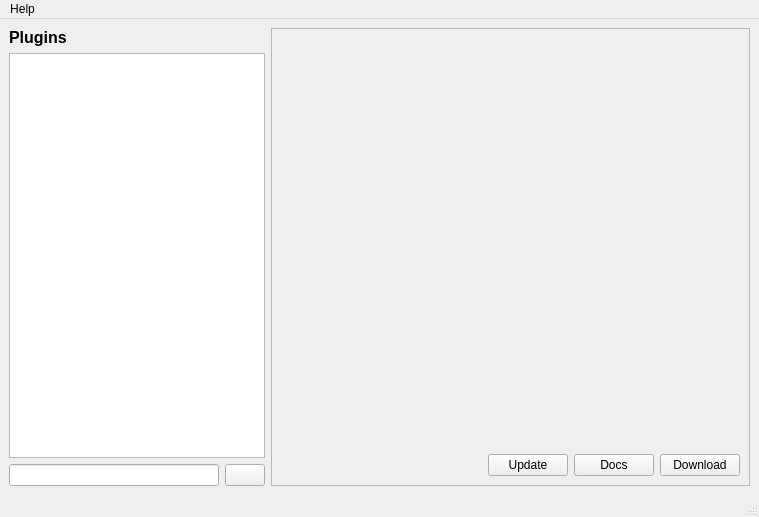
First picture: the form in flika/app/plugin_manager.ui, repository flika-org/flika, before the edit.
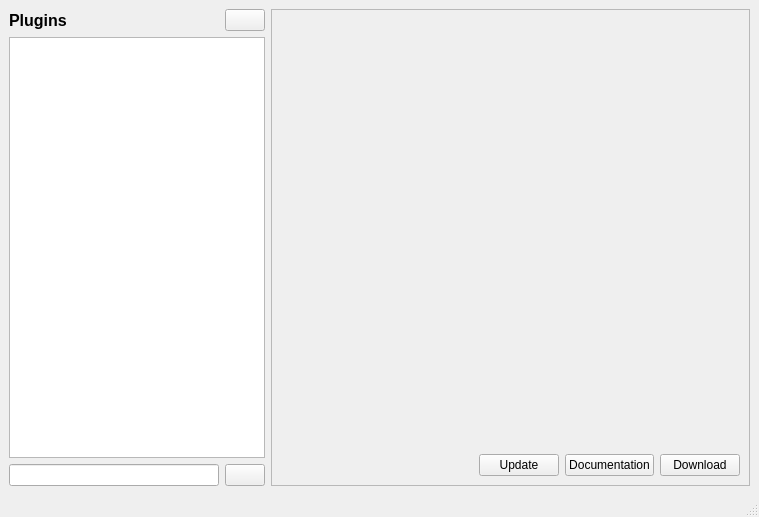
Second picture: the form after the edit. Icons and pictures are not drawn.

Patch:
```diff
--- a/flika/app/plugin_manager.ui
+++ b/flika/app/plugin_manager.ui
@@ -18,6 +18,8 @@
     <item>
      <layout class="QVBoxLayout" name="verticalLayout">
       <item>
+       <layout class="QHBoxLayout" name="horizontalLayout_3">
+        <item>
        <widget class="QLabel" name="label">
         <property name="font">
          <font>
@@ -32,6 +34,25 @@
        </widget>
       </item>
       <item>
+         <widget class="QPushButton" name="refreshButton">
+          <property name="sizePolicy">
+           <sizepolicy hsizetype="Fixed" vsizetype="Fixed">
+            <horstretch>0</horstretch>
+            <verstretch>0</verstretch>
+           </sizepolicy>
+          </property>
+          <property name="text">
+           <string/>
+          </property>
+          <property name="icon">
+           <iconset>
+            <normaloff>../images/refresh.png</normaloff>../images/refresh.png</iconset>
+          </property>
+         </widget>
+        </item>
+       </layout>
+      </item>
+      <item>
        <widget class="QListWidget" name="pluginList"/>
       </item>
       <item>
@@ -68,7 +89,7 @@
          <x>0</x>
          <y>0</y>
          <width>475</width>
-         <height>456</height>
+         <height>477</height>
         </rect>
        </property>
        <layout class="QGridLayout" name="gridLayout_2">
@@ -197,7 +218,7 @@
              <bool>true</bool>
             </property>
             <property name="text">
-             <string>Docs</string>
+             <string>Documentation</string>
             </property>
            </widget>
           </item>
@@ -219,23 +240,6 @@
     </item>
    </layout>
   </widget>
-  <widget class="QMenuBar" name="menubar">
-   <property name="geometry">
-    <rect>
-     <x>0</x>
-     <y>0</y>
-     <width>759</width>
-     <height>21</height>
-    </rect>
-   </property>
-   <widget class="QMenu" name="menuHelp">
-    <property name="title">
-     <string>Help</string>
-    </property>
-    <addaction name="actionCheck_For_Updates"/>
-   </widget>
-   <addaction name="menuHelp"/>
-  </widget>
   <widget class="QStatusBar" name="statusBar"/>
   <action name="actionCheck_For_Updates">
    <property name="text">
```
Left out of the diff: 2 changed lines with no effect on the pictures. Lines whose indentation alone changed are shown as unchanged.
